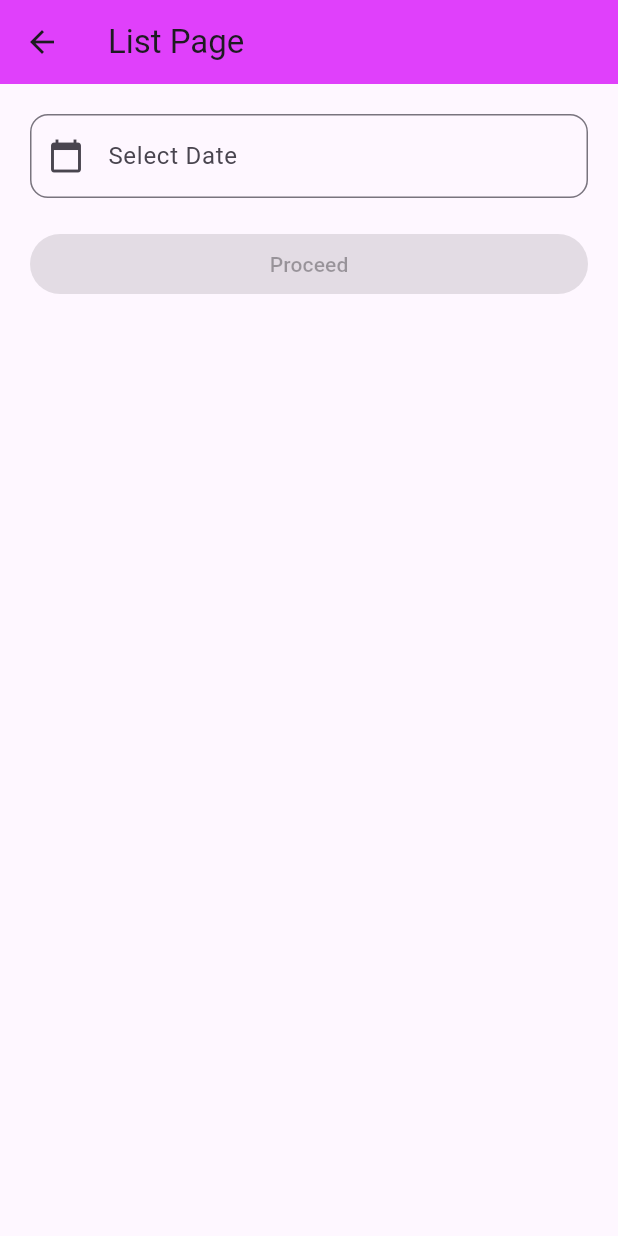
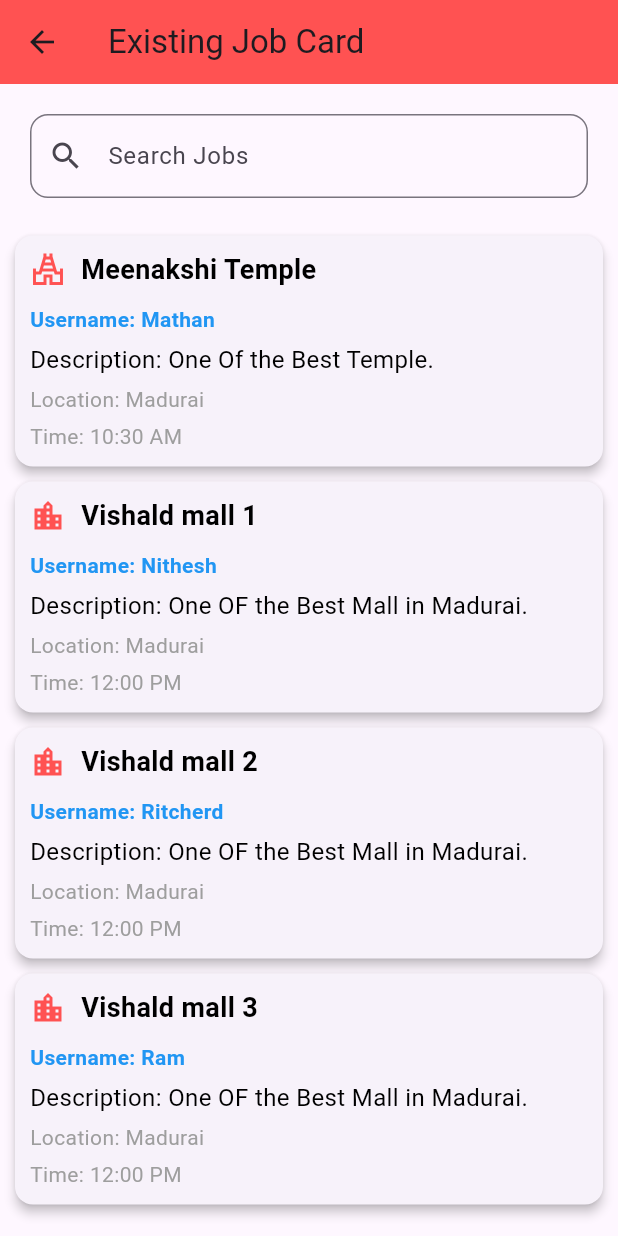
Before and after one commit to MATHAN4023/CodeFlink_Task1, a Flutter app: the Inbox screen opened directly, on a phone screen of 412 x 824 dp. Run offline on Flutter 3.47's test engine with Material 3 defaults, Android fonts, the light colour scheme and no system bars; our stand-ins replace camera, carousel_slider, geolocator.

Commit message:
Search Input field

```diff
--- a/codeflink/lib/Pages/Inbox.dart
+++ b/codeflink/lib/Pages/Inbox.dart
@@ -1,8 +1,102 @@
-import 'package:codeflink/Pages/HomePage.dart';
+import 'package:codeflink/Pages/MemoryContainer.dart';
 import 'package:flutter/material.dart';
 
-import 'Memories.dart';
-import 'MemoryContainer.dart';
+class Memory {
+  final String event;
+  final String username;
+  final String text;
+  final String time;
+  final IconData iconData;
+  final String location; // New field for location
+
+  Memory({
+    required this.event,
+    required this.username,
+    required this.text,
+    required this.time,
+    required this.iconData,
+    required this.location,
+  });
+}
+
+class MemoryContainer extends StatelessWidget {
+  final String event;
+  final String username;
+  final String text;
+  final String time;
+  final IconData iconData;
+  final String location;
+  final VoidCallback onTap;
+
+  MemoryContainer({
+    required this.event,
+    required this.username,
+    required this.text,
+    required this.time,
+    required this.iconData,
+    required this.location,
+    required this.onTap,
+  });
+
+  @override
+  Widget build(BuildContext context) {
+    return GestureDetector(
+      onTap: onTap,
+      child: Card(
+        elevation: 3,
+        margin: EdgeInsets.symmetric(horizontal: 10, vertical: 5),
+        child: Padding(
+          padding: EdgeInsets.all(10),
+          child: Column(
+            crossAxisAlignment: CrossAxisAlignment.start,
+            children: [
+              Row(
+                children: [
+                  Icon(
+                    iconData,
+                    color: Colors.redAccent,
+                  ),
+                  SizedBox(width: 10),
+                  Text(
+                    event,
+                    style: TextStyle(
+                      fontSize: 18,
+                      fontWeight: FontWeight.bold,
+                      color: Colors.black,
+                    ),
+                  ),
+                ],
+              ),
+              SizedBox(height: 10),
+              Text(
+                "Username: $username",
+                style: TextStyle(
+                  fontWeight: FontWeight.bold,
+                  color: Colors.blue,
+                ),
+              ),
+              SizedBox(height: 5),
+              Text(
+                "Description: $text",
+                style: TextStyle(fontSize: 16, color: Colors.black),
+              ),
+              SizedBox(height: 5),
+              Text(
+                "Location: $location",
+                style: TextStyle(color: Colors.grey),
+              ),
+              SizedBox(height: 5),
+              Text(
+                "Time: $time",
+                style: TextStyle(color: Colors.grey),
+              ),
+            ],
+          ),
+        ),
+      ),
+    );
+  }
+}
 
 class Inbox extends StatefulWidget {
   const Inbox({Key? key}) : super(key: key);
@@ -12,24 +106,61 @@ class Inbox extends StatefulWidget {
 }
 
 class _InboxState extends State<Inbox> {
-  DateTime? selectedDate;
-  bool proceedClicked = false; // Flag to track if "Proceed" button clicked
+  List<Memory> memories = [
+    Memory(
+      event: 'Meenakshi Temple',
+      username: 'Mathan',
+      text: 'One Of the Best Temple.',
+      time: '10:30 AM',
+      iconData: Icons.temple_hindu_outlined,
+      location: 'Madurai',
+    ),
+    Memory(
+      event: 'Vishald mall 1',
+      username: 'Nithesh',
+      text: 'One OF the Best Mall in Madurai.',
+      time: '12:00 PM',
+      iconData: Icons.location_city_sharp,
+      location: 'Madurai',
+    ),
+    Memory(
+      event: 'Vishald mall 2',
+      username: 'Ritcherd',
+      text: 'One OF the Best Mall in Madurai.',
+      time: '12:00 PM',
+      iconData: Icons.location_city_sharp,
+      location: 'Madurai',
+    ),
+    Memory(
+      event: 'Vishald mall 3',
+      username: 'Ram',
+      text: 'One OF the Best Mall in Madurai.',
+      time: '12:00 PM',
+      iconData: Icons.location_city_sharp,
+      location: 'Madurai',
+    ),
+    // Add more Memory objects as needed
+  ];
+
+  List<Memory> filteredMemories = [];
+  TextEditingController searchController = TextEditingController();
+
+  @override
+  void initState() {
+    super.initState();
+    filteredMemories = memories;
+  }
 
   @override
   Widget build(BuildContext context) {
-    bool proceedEnabled = selectedDate != null;
-
     return Scaffold(
       appBar: AppBar(
-        title: Text("List Page"),
-        backgroundColor: Colors.purpleAccent,
+        title: Text("Existing Job Card"),
+        backgroundColor: Colors.redAccent,
         leading: IconButton(
           icon: Icon(Icons.arrow_back),
           onPressed: () {
-            Navigator.push(
-              context,
-              MaterialPageRoute(builder: (context) => HomePage()),
-            );
+            Navigator.pop(context);
           },
         ),
       ),
@@ -39,44 +170,21 @@ class _InboxState extends State<Inbox> {
           SizedBox(height: 20),
           Padding(
             padding: const EdgeInsets.symmetric(horizontal: 20.0),
-            child: TextFormField(
-              readOnly: true,
-              onTap: () => _selectDate(context),
+            child: TextField(
+              controller: searchController,
+              onChanged: (value) {
+                filterMemories(value);
+              },
               decoration: InputDecoration(
-                labelText: 'Select Date',
-                prefixIcon: Icon(Icons.calendar_today),
+                labelText: 'Search Jobs',
+                prefixIcon: Icon(Icons.search),
                 border: OutlineInputBorder(
                   borderRadius: BorderRadius.circular(12.0),
                 ),
               ),
-              controller: TextEditingController(
-                text: selectedDate != null
-                    ? "${selectedDate!.year}-${selectedDate!.month}-${selectedDate!.day}"
-                    : '',
-              ),
             ),
           ),
           SizedBox(height: 20),
-          Padding(
-            padding: const EdgeInsets.symmetric(horizontal: 20.0),
-            child: ElevatedButton(
-              onPressed: proceedEnabled
-                  ? () {
-                      setState(() {
-                        proceedClicked = true; // Set flag to true
-                      });
-                      // Navigator.push(
-                      //   context,
-                      //   MaterialPageRoute(
-                      //       builder: (context) => const Memories()),
-                      // );
-                    }
-                  : null,
-              child: Text('Proceed'),
-            ),
-          ),
-          SizedBox(height: 20),
-          if (proceedClicked) // Show memory list only if "Proceed" clicked
           Expanded(
             child: _buildMemoriesList(),
           ),
@@ -86,13 +194,17 @@ class _InboxState extends State<Inbox> {
   }
 
   Widget _buildMemoriesList() {
-    return ListView(
-      children: [
-        MemoryContainer(
-          username: 'Meenakshi Temple',
-          text: 'One Of the Best Temple.',
-          time: '10:30 AM',
-          iconData: Icons.temple_hindu_outlined,
+    return ListView.builder(
+      itemCount: filteredMemories.length,
+      itemBuilder: (context, index) {
+        Memory memory = filteredMemories[index];
+        return MemoryContainer(
+          event: memory.event,
+          username: memory.username,
+          text: memory.text,
+          time: memory.time,
+          iconData: memory.iconData,
+          location: memory.location,
           onTap: () {
             Navigator.push(
               context,
@@ -101,37 +213,27 @@ class _InboxState extends State<Inbox> {
               ),
             );
           },
-        ),
-        MemoryContainer(
-          username: 'Vishald mall',
-          text: 'One OF the Best Mall in Madurai.',
-          time: '12:00 PM',
-          iconData: Icons.location_city_sharp,
-          onTap: () {
-            Navigator.push(
-              context,
-              MaterialPageRoute(
-                builder: (context) => MemoryContainer1(),
-              ),
         );
       },
-        ),
-        // Add more MemoryContainer widgets as needed
-      ],
     );
   }
 
-  Future<void> _selectDate(BuildContext context) async {
-    final DateTime? picked = await showDatePicker(
-      context: context,
-      initialDate: DateTime.now(),
-      firstDate: DateTime(2022),
-      lastDate: DateTime(2025),
-    );
-    if (picked != null) {
+  void filterMemories(String query) {
     setState(() {
-        selectedDate = picked;
+      if (query.isNotEmpty) {
+        filteredMemories = memories
+            .where((memory) =>
+                memory.username.toLowerCase().contains(query.toLowerCase()))
+            .toList();
+      } else {
+        filteredMemories = memories;
+      }
     });
   }
 }
+
+void main() {
+  runApp(MaterialApp(
+    home: Inbox(),
+  ));
 }
--- a/codeflink/lib/Pages/Memories.dart
+++ b/codeflink/lib/Pages/Memories.dart
@@ -1,95 +1,217 @@
-import 'package:codeflink/Pages/MemoryContainer.dart';
 import 'package:flutter/material.dart';
 
-void main() {
-  runApp(MemoriesApp());
+class Memory {
+  final String event;
+  final String username;
+  final String text;
+  final String time;
+  final IconData iconData;
+  final String location; // New field for location
+
+  Memory({
+    required this.event,
+    required this.username,
+    required this.text,
+    required this.time,
+    required this.iconData,
+    required this.location,
+  });
 }
 
-class MemoriesApp extends StatelessWidget {
+class MemoryContainer extends StatelessWidget {
+  final String event;
+  final String username;
+  final String text;
+  final String time;
+  final IconData iconData;
+  final String location;
+  final VoidCallback onTap;
+
+  MemoryContainer({
+    required this.event,
+    required this.username,
+    required this.text,
+    required this.time,
+    required this.iconData,
+    required this.location,
+    required this.onTap,
+  });
+
   @override
   Widget build(BuildContext context) {
-    return MaterialApp(
-      title: 'Memories App',
-      theme: ThemeData(
-        primarySwatch: Colors.purple,
+    return GestureDetector(
+      onTap: onTap,
+      child: Card(
+        elevation: 3,
+        margin: EdgeInsets.symmetric(horizontal: 10, vertical: 5),
+        child: Padding(
+          padding: EdgeInsets.all(10),
+          child: Column(
+            crossAxisAlignment: CrossAxisAlignment.start,
+            children: [
+              Row(
+                children: [
+                  Icon(
+                    iconData,
+                    color: Colors.blue,
+                  ),
+                  SizedBox(width: 5),
+                  Text(
+                    event,
+                    style: TextStyle(
+                      fontSize: 18,
+                      fontWeight: FontWeight.bold,
+                    ),
+                  ),
+                ],
+              ),
+              SizedBox(height: 10),
+              Text(
+                "Username: $username",
+                style: TextStyle(
+                  fontWeight: FontWeight.bold,
+                ),
+              ),
+              SizedBox(height: 5),
+              Text(
+                "Description: $text",
+                style: TextStyle(fontSize: 16),
+              ),
+              SizedBox(height: 5),
+              Text(
+                "Location: $location",
+                style: TextStyle(color: Colors.grey),
+              ),
+              SizedBox(height: 5),
+              Text(
+                "Time: $time",
+                style: TextStyle(color: Colors.grey),
+              ),
+              SizedBox(height: 10),
+            ],
+          ),
+        ),
       ),
-      home: Memories(),
     );
   }
 }
 
-class Memories extends StatefulWidget {
-  const Memories({Key? key}) : super(key: key);
+class MemoryContainer1 extends StatelessWidget {
+  @override
+  Widget build(BuildContext context) {
+    return Scaffold(
+      appBar: AppBar(
+        title: Text("Memory Details"),
+        backgroundColor: Colors.purpleAccent,
+      ),
+      body: Center(
+        child: Text("Memory Details Screen"),
+      ),
+    );
+  }
+}
+
+class Inbox extends StatefulWidget {
+  const Inbox({Key? key}) : super(key: key);
 
   @override
-  State<Memories> createState() => _MemoriesState();
+  State<Inbox> createState() => _InboxState();
 }
 
-class _MemoriesState extends State<Memories> {
-  bool _isSearching = false;
+class _InboxState extends State<Inbox> {
+  List<Memory> memories = [
+    Memory(
+      event: 'Meenakshi Temple',
+      username: 'Mathan',
+      text: 'One Of the Best Temple.',
+      time: '10:30 AM',
+      iconData: Icons.temple_hindu_outlined,
+      location: 'Madurai',
+    ),
+    Memory(
+      event: 'Vishald mall 1',
+      username: 'Nithesh',
+      text: 'One OF the Best Mall in Madurai.',
+      time: '12:00 PM',
+      iconData: Icons.location_city_sharp,
+      location: 'Madurai',
+    ),
+    Memory(
+      event: 'Vishald mall 2',
+      username: 'Ram',
+      text: 'One OF the Best Mall in Madurai.',
+      time: '12:00 PM',
+      iconData: Icons.location_city_sharp,
+      location: 'Madurai',
+    ),
+    Memory(
+      event: 'Vishald mall 3',
+      username: 'Ritcherd',
+      text: 'One OF the Best Mall in Madurai.',
+      time: '12:00 PM',
+      iconData: Icons.location_city_sharp,
+      location: 'Madurai',
+    ),
+    // Add more Memory objects as needed
+  ];
+
+  List<Memory> filteredMemories = [];
+  TextEditingController searchController = TextEditingController();
+
+  @override
+  void initState() {
+    super.initState();
+    filteredMemories = memories;
+  }
 
   @override
   Widget build(BuildContext context) {
     return Scaffold(
       appBar: AppBar(
-        title: _isSearching ? _buildSearchField() : Text('Memories'),
+        title: Text("List Page"),
         backgroundColor: Colors.purpleAccent,
-        leading: IconButton(
-          icon: Icon(Icons.arrow_back),
-          onPressed: () {
-            if (_isSearching) {
-              setState(() {
-                _isSearching = false;
-              });
-            } else {
-              Navigator.of(context).pop();
-            }
-          },
-        ),
-        actions: [
-          IconButton(
-            onPressed: () {
-              setState(() {
-                _isSearching = !_isSearching;
-              });
-            },
-            icon: _isSearching ? Icon(Icons.close) : Icon(Icons.search),
+      ),
+      body: Column(
+        crossAxisAlignment: CrossAxisAlignment.stretch,
+        children: <Widget>[
+          SizedBox(height: 20),
+          Padding(
+            padding: const EdgeInsets.symmetric(horizontal: 20.0),
+            child: TextField(
+              controller: searchController,
+              onChanged: (value) {
+                filterMemories(value);
+              },
+              decoration: InputDecoration(
+                labelText: 'Search Memories',
+                prefixIcon: Icon(Icons.search),
+                border: OutlineInputBorder(
+                  borderRadius: BorderRadius.circular(12.0),
+                ),
+              ),
+            ),
+          ),
+          SizedBox(height: 20),
+          Expanded(
+            child: _buildMemoriesList(),
           ),
         ],
       ),
-      body: _isSearching ? _buildSearchResults() : _buildMemoriesList(),
-    );
-  }
-
-  Widget _buildSearchField() {
-    return TextField(
-      autofocus: true,
-      decoration: InputDecoration(
-        hintText: 'Search...',
-        hintStyle: TextStyle(color: Colors.white70),
-      ),
-      style: TextStyle(color: Colors.white),
-      onChanged: (query) {
-        // Handle search query changes
-      },
-    );
-  }
-
-  Widget _buildSearchResults() {
-    // Replace this with your search results widget
-    return Center(
-      child: Text('Search Results'),
     );
   }
 
   Widget _buildMemoriesList() {
-    return ListView(
-      children: [
-        MemoryContainer(
-          username: 'Meenakshi Temple',
-          text: 'One Of the Best Temple.',
-          time: '10:30 AM',
-          iconData: Icons.temple_hindu_outlined,
+    return ListView.builder(
+      itemCount: filteredMemories.length,
+      itemBuilder: (context, index) {
+        Memory memory = filteredMemories[index];
+        return MemoryContainer(
+          event: memory.event,
+          username: memory.username,
+          text: memory.text,
+          time: memory.time,
+          iconData: memory.iconData,
+          location: memory.location,
           onTap: () {
             Navigator.push(
               context,
@@ -98,116 +220,27 @@ class _MemoriesState extends State<Memories> {
               ),
             );
           },
-        ),
-        MemoryContainer(
-          username: 'Vishald mall',
-          text: 'One OF the Best Mall in Madurai.',
-          time: '12:00 PM',
-          iconData: Icons.location_city_sharp,
-          onTap: () {
-            Navigator.push(
-              context,
-              MaterialPageRoute(
-                builder: (context) => MemoryContainer1(),
-              ),
-            );
-          },
-        ),
-        // Add more MemoryContainer widgets as needed
-      ],
+        );
+      },
     );
+  }
+
+  void filterMemories(String query) {
+    setState(() {
+      if (query.isNotEmpty) {
+        filteredMemories = memories
+            .where((memory) =>
+                memory.username.toLowerCase().contains(query.toLowerCase()))
+            .toList();
+      } else {
+        filteredMemories = memories;
+      }
+    });
   }
 }
 
-class MemoryContainer extends StatelessWidget {
-  final String username;
-  final String text;
-  final String time;
-  final IconData iconData;
-  final VoidCallback onTap;
-
-  MemoryContainer({
-    required this.username,
-    required this.text,
-    required this.time,
-    required this.iconData,
-    required this.onTap,
-  });
-
-  @override
-  Widget build(BuildContext context) {
-    return GestureDetector(
-      onTap: onTap,
-      child: Container(
-        padding: EdgeInsets.all(12.0),
-        margin: EdgeInsets.symmetric(vertical: 8.0, horizontal: 16.0),
-        decoration: BoxDecoration(
-          color: Colors.grey[200],
-          borderRadius: BorderRadius.circular(12.0),
-        ),
-        child: Row(
-          crossAxisAlignment: CrossAxisAlignment.start,
-          children: [
-            CircleAvatar(
-              backgroundColor: Colors.blue,
-              child: Text(
-                username[0],
-                style: TextStyle(color: Colors.white),
-              ),
-            ),
-            SizedBox(width: 12.0),
-            Expanded(
-              child: Column(
-                crossAxisAlignment: CrossAxisAlignment.start,
-                children: [
-                  Text(
-                    username,
-                    style: TextStyle(
-                      fontWeight: FontWeight.bold,
-                      fontSize: 16.0,
-                    ),
-                  ),
-                  SizedBox(height: 4.0),
-                  Text(
-                    text,
-                    style: TextStyle(fontSize: 14.0),
-                  ),
-                  SizedBox(height: 8.0),
-                  Text(
-                    time,
-                    style: TextStyle(
-                      color: Colors.grey,
-                      fontSize: 12.0,
-                    ),
-                  ),
-                ],
-              ),
-            ),
-            IconButton(
-              onPressed: () {
-                // You can keep this if you want to add functionality to the icon button
-              },
-              icon: Icon(iconData),
-            ),
-          ],
-        ),
-      ),
-    );
-  }
+void main() {
+  runApp(MaterialApp(
+    home: Inbox(),
+  ));
 }
-
-// class MemoryContainer1 extends StatelessWidget {
-//   @override
-//   Widget build(BuildContext context) {
-//     return Scaffold(
-//       appBar: AppBar(
-//         title: Text('Memory Details'),
-//       ),
-//       body: Container(
-//         child: Center(
-//           child: Text('Memory Container 1'),
-//         ),
-//       ),
-//     );
-//   }
-// }
```
Lines whose indentation alone changed are shown as unchanged.
